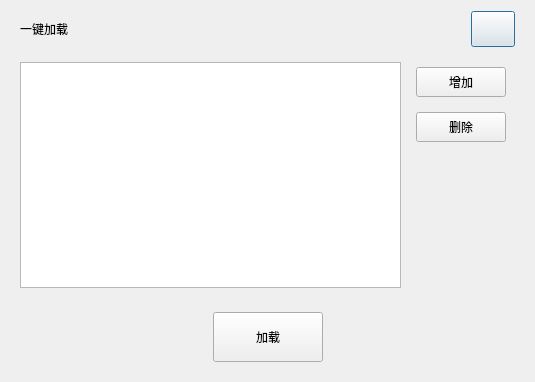
Before: the Qt Designer form digitalIntegration/OneClickLoadDialog.ui in jiaqingguo/DI, drawn with Qt 5.
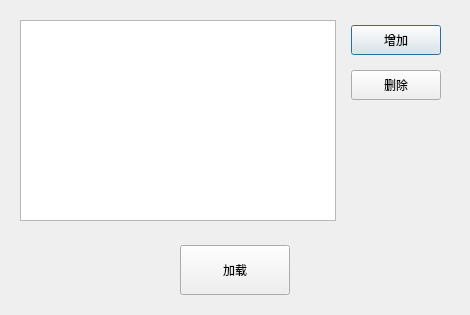
After: the same form once the commit is applied.

```diff
--- a/digitalIntegration/OneClickLoadDialog.ui
+++ b/digitalIntegration/OneClickLoadDialog.ui
@@ -6,71 +6,14 @@
    <rect>
     <x>0</x>
     <y>0</y>
-    <width>535</width>
-    <height>382</height>
+    <width>470</width>
+    <height>315</height>
    </rect>
   </property>
   <property name="windowTitle">
    <string>一键加载</string>
   </property>
   <layout class="QVBoxLayout" name="verticalLayout">
-   <item>
-    <widget class="QWidget" name="widget" native="true">
-     <property name="maximumSize">
-      <size>
-       <width>16777215</width>
-       <height>55</height>
-      </size>
-     </property>
-     <layout class="QHBoxLayout" name="horizontalLayout_2">
-      <property name="topMargin">
-       <number>0</number>
-      </property>
-      <property name="bottomMargin">
-       <number>0</number>
-      </property>
-      <item>
-       <widget class="QLabel" name="labelOneLoad">
-        <property name="text">
-         <string>一键加载</string>
-        </property>
-       </widget>
-      </item>
-      <item>
-       <spacer name="horizontalSpacer_3">
-        <property name="orientation">
-         <enum>Qt::Horizontal</enum>
-        </property>
-        <property name="sizeHint" stdset="0">
-         <size>
-          <width>392</width>
-          <height>20</height>
-         </size>
-        </property>
-       </spacer>
-      </item>
-      <item>
-       <widget class="QPushButton" name="btnOneLoadClose">
-        <property name="minimumSize">
-         <size>
-          <width>44</width>
-          <height>36</height>
-         </size>
-        </property>
-        <property name="maximumSize">
-         <size>
-          <width>44</width>
-          <height>36</height>
-         </size>
-        </property>
-        <property name="text">
-         <string/>
-        </property>
-       </widget>
-      </item>
-     </layout>
-    </widget>
-   </item>
    <item>
     <layout class="QHBoxLayout" name="horizontalLayout_9">
      <property name="leftMargin">
```
